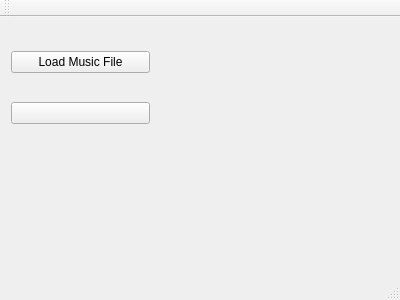
First picture: the form in AudioPlayer/AudioPlayer/mainwindow.ui, repository timkunkel/AudioVisualizer, before the edit.
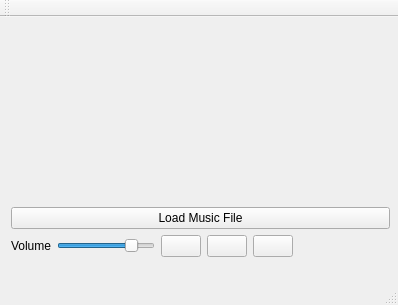
Second picture: the form after the edit. Icons and pictures are not drawn.

Commit message: Added Pause and Stop Button

Patch:
```diff
--- a/AudioPlayer/AudioPlayer/mainwindow.ui
+++ b/AudioPlayer/AudioPlayer/mainwindow.ui
@@ -6,8 +6,8 @@
    <rect>
     <x>0</x>
     <y>0</y>
-    <width>400</width>
-    <height>300</height>
+    <width>398</width>
+    <height>305</height>
    </rect>
   </property>
   <property name="windowTitle">
@@ -19,15 +19,15 @@
      <rect>
       <x>0</x>
       <y>0</y>
-      <width>161</width>
-      <height>141</height>
+      <width>401</width>
+      <height>251</height>
      </rect>
     </property>
-    <layout class="QGridLayout" name="gridLayout" rowminimumheight="0,0,0,0,0,0">
+    <layout class="QGridLayout" name="gridLayout">
      <property name="sizeConstraint">
       <enum>QLayout::SetDefaultConstraint</enum>
      </property>
-     <item row="0" column="0">
+     <item row="1" column="0">
       <widget class="QPushButton" name="loadFileButton">
        <property name="text">
         <string>Load Music File</string>
@@ -38,16 +38,85 @@
        </property>
       </widget>
      </item>
-     <item row="1" column="0">
-      <widget class="QPushButton" name="playButton">
-       <property name="text">
-        <string/>
+     <item row="0" column="0">
+      <spacer name="verticalSpacer_2">
+       <property name="orientation">
+        <enum>Qt::Vertical</enum>
        </property>
-       <property name="icon">
-        <iconset resource="appicons.qrc">
-         <normaloff>:/png/play43.png</normaloff>:/png/play43.png</iconset>
+       <property name="sizeHint" stdset="0">
+        <size>
+         <width>20</width>
+         <height>40</height>
+        </size>
        </property>
-      </widget>
+      </spacer>
+     </item>
+     <item row="4" column="0">
+      <layout class="QGridLayout" name="gridLayout_2">
+       <item row="2" column="3">
+        <widget class="QPushButton" name="stopButton">
+         <property name="text">
+          <string/>
+         </property>
+         <property name="icon">
+          <iconset resource="appicons.qrc">
+           <normaloff>:/png/square64.png</normaloff>:/png/square64.png</iconset>
+         </property>
+        </widget>
+       </item>
+       <item row="2" column="1">
+        <widget class="QSlider" name="volumeSlider">
+         <property name="value">
+          <number>80</number>
+         </property>
+         <property name="orientation">
+          <enum>Qt::Horizontal</enum>
+         </property>
+        </widget>
+       </item>
+       <item row="2" column="2">
+        <widget class="QPushButton" name="playButton">
+         <property name="text">
+          <string/>
+         </property>
+         <property name="icon">
+          <iconset resource="appicons.qrc">
+           <normaloff>:/png/play43.png</normaloff>:/png/play43.png</iconset>
+         </property>
+        </widget>
+       </item>
+       <item row="2" column="4">
+        <widget class="QPushButton" name="pauseButton">
+         <property name="text">
+          <string/>
+         </property>
+         <property name="icon">
+          <iconset resource="appicons.qrc">
+           <normaloff>:/png/pause15.png</normaloff>:/png/pause15.png</iconset>
+         </property>
+        </widget>
+       </item>
+       <item row="2" column="5">
+        <spacer name="horizontalSpacer_2">
+         <property name="orientation">
+          <enum>Qt::Horizontal</enum>
+         </property>
+         <property name="sizeHint" stdset="0">
+          <size>
+           <width>40</width>
+           <height>20</height>
+          </size>
+         </property>
+        </spacer>
+       </item>
+       <item row="2" column="0">
+        <widget class="QLabel" name="label">
+         <property name="text">
+          <string>Volume</string>
+         </property>
+        </widget>
+       </item>
+      </layout>
      </item>
     </layout>
    </widget>
```
Left out of the diff: 2 changed lines with no effect on the pictures. The commit also changes 6 other files.
